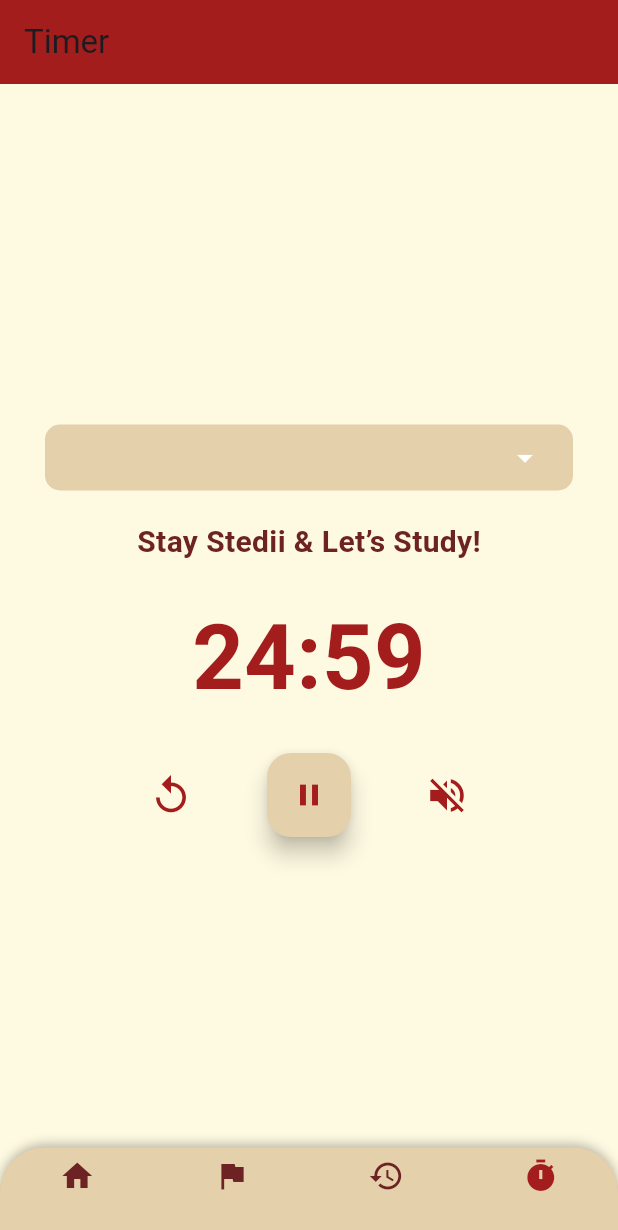
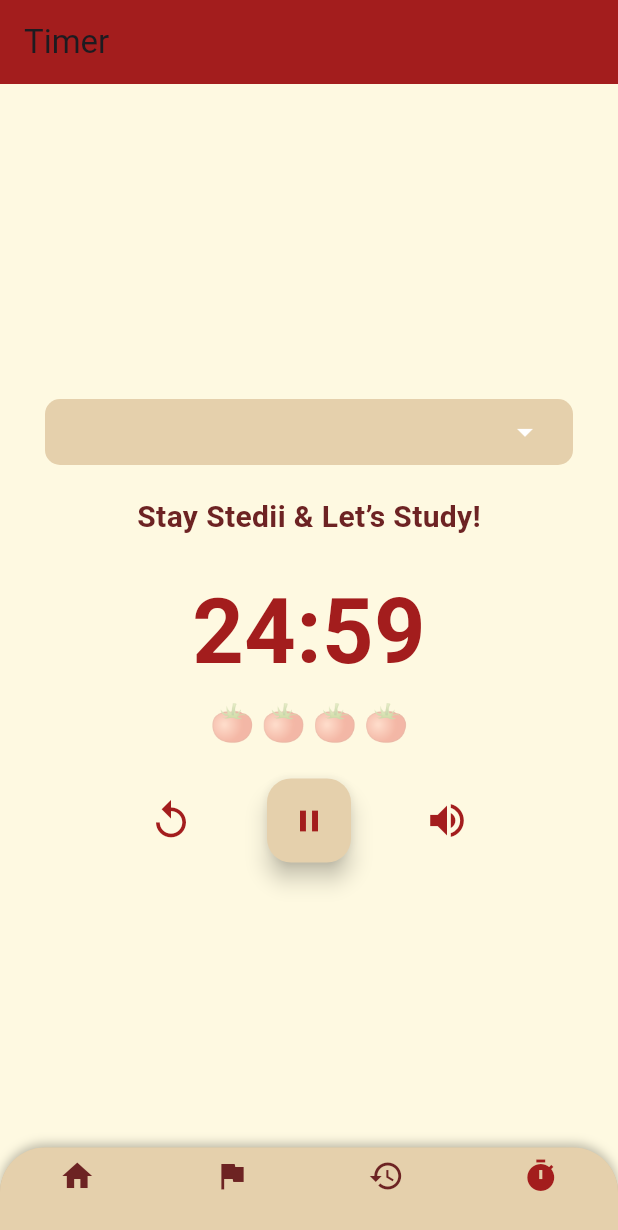
Before and after one commit to JimwellC/Stedii, a Flutter app: the screen it shows after launch, item 4 of the bottom bar chosen, after a tap on the "play arrow" icon, on a phone screen of 412 x 824 dp. Shown: the top 1230 px of the screen. Run offline on Flutter 3.47's test engine with Material 3 defaults, Android fonts, the phone set to English and light mode, and no system bars; our stand-ins replace audioplayers, shared_preferences.

```diff
--- a/lib/screens/timer.dart
+++ b/lib/screens/timer.dart
@@ -1,6 +1,7 @@
 import 'package:flutter/material.dart';
 import 'dart:async';
 import 'package:shared_preferences/shared_preferences.dart';
+import 'package:audioplayers/audioplayers.dart';
 
 class TimerScreen extends StatefulWidget {
   final List<String> tasks;
@@ -13,15 +14,32 @@ class TimerScreen extends StatefulWidget {
 
 class TimerScreenState extends State<TimerScreen> {
   int _seconds = 1500;
+  final int _breakDuration = 300;
   bool _isRunning = false;
   bool _isBreak = false;
   Timer? _timer;
   String? _selectedTask;
+  int _pomodoroCount = 0;
+  final int _maxPomodoros = 4;
+  final AudioPlayer _audioPlayer = AudioPlayer();
+  final AudioPlayer _musicPlayer = AudioPlayer();
+  bool _isMuted = false;
 
   @override
   void initState() {
     super.initState();
     _loadTasks();
+    _audioPlayer.setVolume(_isMuted ? 0.0 : 1.0);
+    _musicPlayer.setReleaseMode(ReleaseMode.loop);
+    _musicPlayer.setVolume(_isMuted ? 0.0 : 1.0);
+  }
+
+  void _toggleMute() {
+    setState(() {
+      _isMuted = !_isMuted;
+      _audioPlayer.setVolume(_isMuted ? 0.0 : 1.0);
+      _musicPlayer.setVolume(_isMuted ? 0.0 : 1.0);
+    });
   }
 
   Future<void> _loadTasks() async {
@@ -29,6 +47,12 @@ class TimerScreenState extends State<TimerScreen> {
     setState(() {
       _selectedTask = widget.selectedTask ?? prefs.getString('last_selected_task');
     });
+  }
+
+  Future<void> _playSound() async {
+    if (!_isMuted) {
+      await _audioPlayer.play(AssetSource('sounds/alarm.mp3'));
+    }
   }
 
   Future<void> _saveSelectedTask(String task) async {
@@ -41,6 +65,11 @@ class TimerScreenState extends State<TimerScreen> {
       _timer!.cancel();
     }
     _isRunning = true;
+
+    if (!_isBreak && !_isMuted) {
+      _musicPlayer.play(AssetSource('sounds/lofi.mp3'));
+    }
+
     _timer = Timer.periodic(Duration(seconds: 1), (timer) {
       setState(() {
         if (_seconds > 0) {
@@ -48,7 +77,19 @@ class TimerScreenState extends State<TimerScreen> {
         } else {
           _timer!.cancel();
           _isRunning = false;
-          _toggleBreak();
+          _playSound();
+          _musicPlayer.stop();
+
+          if (!_isBreak) {
+            _pomodoroCount++;
+          }
+
+          if (_pomodoroCount >= _maxPomodoros && !_isBreak) {
+            _showLongBreakDialog();
+          } else {
+            _toggleBreak();
+            _startTimer();
+          }
         }
       });
     });
@@ -58,6 +99,7 @@ class TimerScreenState extends State<TimerScreen> {
     if (_timer != null) {
       _timer!.cancel();
     }
+    _musicPlayer.stop();
     setState(() {
       _isRunning = false;
     });
@@ -65,19 +107,61 @@ class TimerScreenState extends State<TimerScreen> {
 
   void _resetTimer() {
     setState(() {
-      _seconds = _isBreak ? 300 : 1500;
+      _seconds = _isBreak ? _breakDuration : 1500;
       _isRunning = false;
       if (_timer != null) {
         _timer!.cancel();
       }
     });
+    _musicPlayer.stop();
   }
 
   void _toggleBreak() {
     setState(() {
       _isBreak = !_isBreak;
-      _seconds = _isBreak ? 300 : 1500;
+      _seconds = _isBreak ? _breakDuration : 1500;
+
+      if (_isBreak) {
+        _musicPlayer.stop();
+      } else if (!_isMuted) {
+        _musicPlayer.play(AssetSource('sounds/lofi.mp3'));
+      }
     });
+  }
+
+  void _showLongBreakDialog() {
+    showDialog(
+      context: context,
+      barrierDismissible: false,
+      builder: (context) => AlertDialog(
+        title: Text('Pomodoro Complete!'),
+        content: Text('Take a 20-minute break?\nDo you want to start another cycle?'),
+        actions: [
+          TextButton(
+            onPressed: () {
+              Navigator.of(context).pop();
+              setState(() {
+                _pomodoroCount = 0; // Reset for new cycle
+                _isBreak = true;
+                _seconds = 1200; // 20 minutes
+              });
+              _startTimer();
+            },
+            child: Text('Yes'),
+          ),
+          TextButton(
+            onPressed: () {
+              Navigator.of(context).pop();
+              setState(() {
+                _pomodoroCount = 0;
+                _isRunning = false;
+              });
+            },
+            child: Text('No'),
+          ),
+        ],
+      ),
+    );
   }
 
   String _formatTime(int seconds) {
@@ -139,6 +223,22 @@ class TimerScreenState extends State<TimerScreen> {
             _formatTime(_seconds),
             style: TextStyle(fontSize: 60, fontWeight: FontWeight.bold, color: Color(0xFFA31D1D)),
           ),
+          Row(
+            mainAxisAlignment: MainAxisAlignment.center,
+            children: List.generate(
+              _maxPomodoros,
+              (index) => Padding(
+                padding: const EdgeInsets.symmetric(horizontal: 2.0),
+                child: Text(
+                  '🍅',
+                  style: TextStyle(
+                    fontSize: 24,
+                    color: index < _pomodoroCount ? Color(0xFFA31D1D) : Colors.black26,
+                  ),
+                ),
+              ),
+            ),
+          ),
           SizedBox(height: 20),
           Row(
             mainAxisAlignment: MainAxisAlignment.center,
@@ -155,8 +255,12 @@ class TimerScreenState extends State<TimerScreen> {
               ),
               SizedBox(width: 40),
               IconButton(
-                icon: Icon(Icons.volume_off, size: 30, color: Color(0xFFA31D1D)),
-                onPressed: () {},
+                icon: Icon(
+                  _isMuted ? Icons.volume_off : Icons.volume_up,
+                  size: 30,
+                  color: Color(0xFFA31D1D),
+                ),
+                onPressed: _toggleMute,
               ),
             ],
           ),
--- a/pubspec.yaml
+++ b/pubspec.yaml
@@ -29,6 +29,7 @@ environment:
 # versions available, run `flutter pub outdated`.
 dependencies:
   shared_preferences: ^2.2.0
+  audioplayers: ^4.1.0
   flutter:
     sdk: flutter
 
@@ -59,7 +60,9 @@ flutter:
   uses-material-design: true
 
   # To add assets to your application, add an assets section, like this:
-  # assets:
+  assets:
+    - assets/sounds/alarm.mp3
+    - assets/sounds/lofi.mp3
   #   - images/a_dot_burr.jpeg
   #   - images/a_dot_ham.jpeg
 
```
Also changed, not shown: pubspec.lock, 8 other files.
